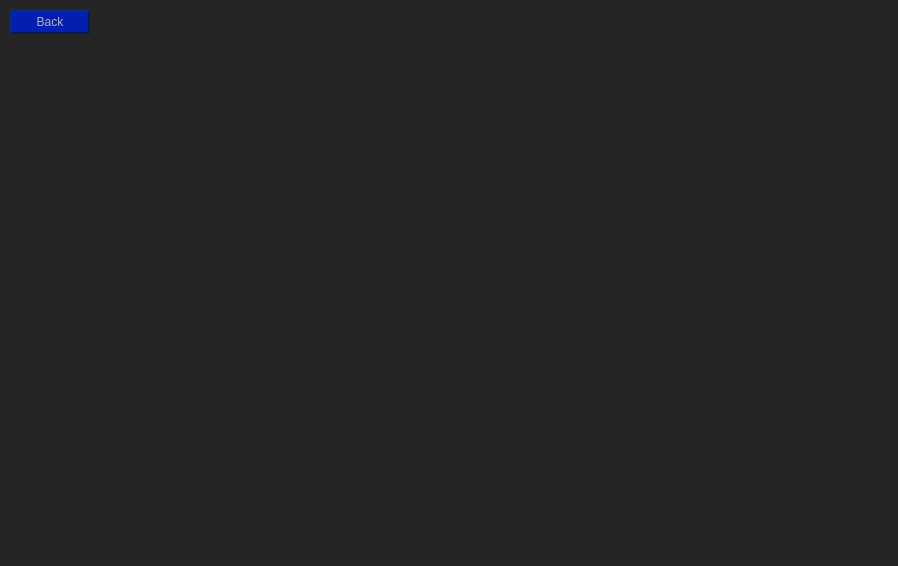
The window that StudySphere/StudySphere.ui (AlexOfRivia/Hackathon-WFIS) describes before a commit, drawn with Qt 5.
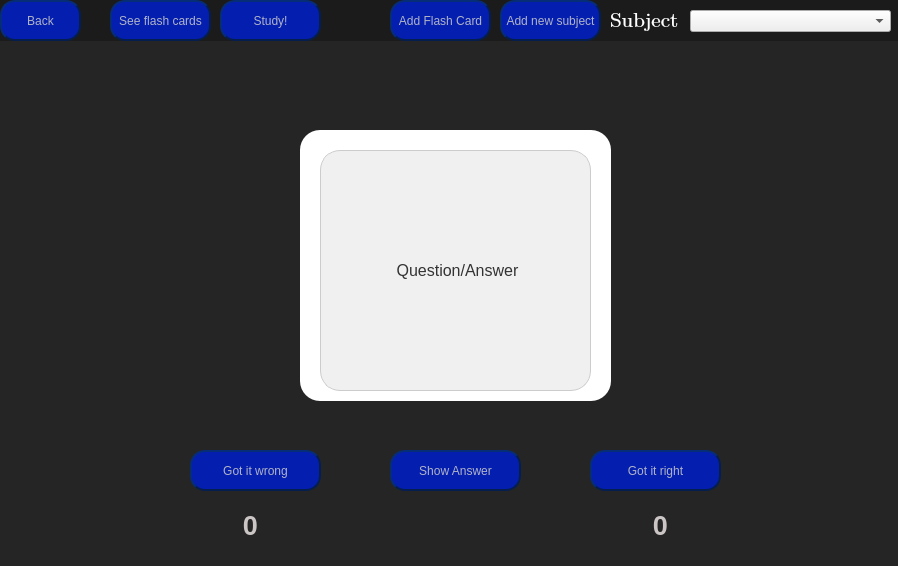
The same window after the commit.

Commit message: Added wrong and right score

The edit to the form file:
```diff
--- a/StudySphere/StudySphere.ui
+++ b/StudySphere/StudySphere.ui
@@ -576,6 +576,46 @@
        <string>Show Answer</string>
       </property>
      </widget>
+     <widget class="QLabel" name="wrongLabel">
+      <property name="geometry">
+       <rect>
+        <x>210</x>
+        <y>500</y>
+        <width>81</width>
+        <height>51</height>
+       </rect>
+      </property>
+      <property name="font">
+       <font>
+        <family>Tahoma</family>
+        <pointsize>20</pointsize>
+        <bold>true</bold>
+       </font>
+      </property>
+      <property name="text">
+       <string>&lt;html&gt;&lt;head/&gt;&lt;body&gt;&lt;p align=&quot;center&quot;&gt;&lt;span style=&quot; color:#cbc5c5;&quot;&gt;0&lt;/span&gt;&lt;/p&gt;&lt;/body&gt;&lt;/html&gt;</string>
+      </property>
+     </widget>
+     <widget class="QLabel" name="rightLabel">
+      <property name="geometry">
+       <rect>
+        <x>620</x>
+        <y>500</y>
+        <width>81</width>
+        <height>51</height>
+       </rect>
+      </property>
+      <property name="font">
+       <font>
+        <family>Tahoma</family>
+        <pointsize>20</pointsize>
+        <bold>true</bold>
+       </font>
+      </property>
+      <property name="text">
+       <string>&lt;html&gt;&lt;head/&gt;&lt;body&gt;&lt;p align=&quot;center&quot;&gt;&lt;span style=&quot; color:#cbc5c5;&quot;&gt;0&lt;/span&gt;&lt;/p&gt;&lt;/body&gt;&lt;/html&gt;</string>
+      </property>
+     </widget>
     </widget>
     <widget class="QFrame" name="calendarFrame">
      <property name="geometry">
@@ -814,8 +854,8 @@
     <zorder>calendarButton</zorder>
     <zorder>flashCardsButton</zorder>
     <zorder>mainTitle</zorder>
-    <zorder>flashCardFrame</zorder>
     <zorder>calendarFrame</zorder>
+    <zorder>flashCardFrame</zorder>
    </widget>
   </widget>
  </widget>
```
The commit also changes 2 other files.
